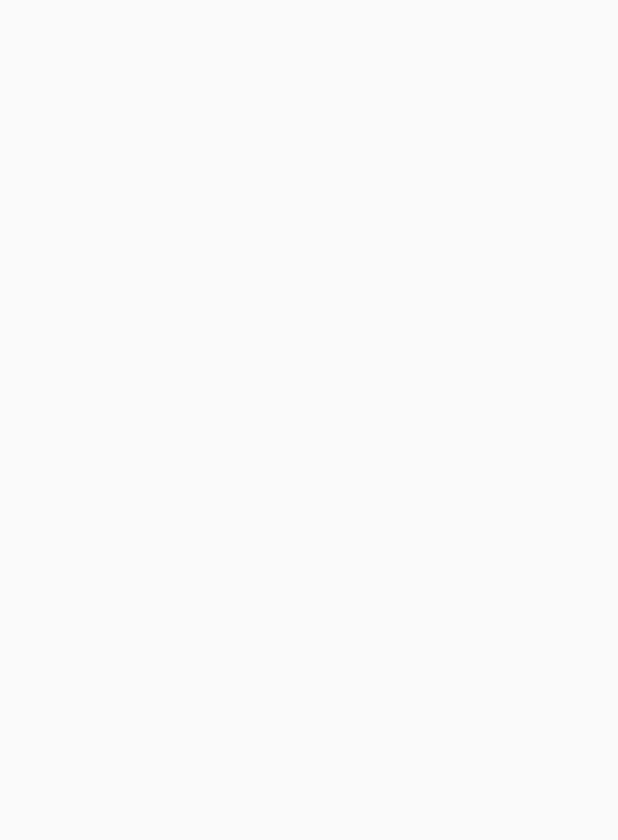
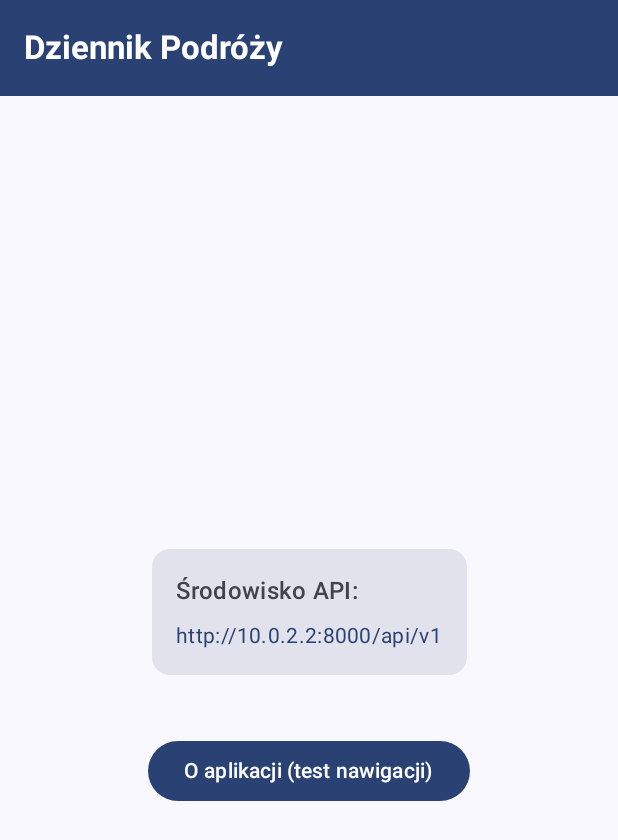
Before and after one commit to TomaszG90/dziennik, an Android app built with Jetpack Compose: the screen it shows after launch (MainActivity), on a phone screen of 412 x 824 dp. Before the commit the part shown is empty. Shown: the top 840 px of the screen. Run offline under Robolectric (Android 15) with nearby library versions, the phone set to English and light mode, and no system bars.

Commit message:
PR-55 feat(android): implement Android application foundation (#167)
* feat(android): configure Android foundation

* feat(android): implement PR-55 app foundation, compose navigation, theme and CI

* fix:ko0nfigutracja pamieci dla procesu Gradle

---------

Co-authored-by: Tomasz Gajda <tomasz.gajda@studenci.collegiumwitelona.pl>

```diff
--- a/mobile/app/src/main/java/pl/dziennikpodrozy/mobile/MainActivity.kt
+++ b/mobile/app/src/main/java/pl/dziennikpodrozy/mobile/MainActivity.kt
@@ -3,14 +3,15 @@ package pl.dziennikpodrozy.mobile
 import android.os.Bundle
 import androidx.activity.ComponentActivity
 import androidx.activity.compose.setContent
-import androidx.compose.material3.MaterialTheme
+import pl.dziennikpodrozy.mobile.ui.navigation.AppNavGraph
+import pl.dziennikpodrozy.mobile.ui.theme.DziennikPodrozyTheme
 
 class MainActivity : ComponentActivity() {
     override fun onCreate(savedInstanceState: Bundle?) {
         super.onCreate(savedInstanceState)
         setContent {
-            MaterialTheme {
-                // Empty host for the first feature screen.
+            DziennikPodrozyTheme {
+                AppNavGraph()
             }
         }
     }
--- /dev/null
+++ b/mobile/app/src/main/java/pl/dziennikpodrozy/mobile/data/config/ApiConfig.kt
@@ -0,0 +1,7 @@
+package pl.dziennikpodrozy.mobile.data.config
+
+import pl.dziennikpodrozy.mobile.BuildConfig
+
+data class ApiConfig(
+    val baseUrl: String = BuildConfig.API_BASE_URL
+)
--- /dev/null
+++ b/mobile/app/src/main/java/pl/dziennikpodrozy/mobile/ui/home/HomeScreen.kt
@@ -0,0 +1,82 @@
+package pl.dziennikpodrozy.mobile.ui.home
+
+import androidx.compose.foundation.layout.Arrangement
+import androidx.compose.foundation.layout.Column
+import androidx.compose.foundation.layout.Spacer
+import androidx.compose.foundation.layout.fillMaxSize
+import androidx.compose.foundation.layout.height
+import androidx.compose.foundation.layout.padding
+import androidx.compose.material3.Button
+import androidx.compose.material3.Card
+import androidx.compose.material3.CardDefaults
+import androidx.compose.material3.ExperimentalMaterial3Api
+import androidx.compose.material3.MaterialTheme
+import androidx.compose.material3.Scaffold
+import androidx.compose.material3.Text
+import androidx.compose.material3.TopAppBar
+import androidx.compose.material3.TopAppBarDefaults
+import androidx.compose.runtime.Composable
+import androidx.compose.runtime.getValue
+import androidx.compose.ui.Alignment
+import androidx.compose.ui.Modifier
+import androidx.compose.ui.unit.dp
+import androidx.lifecycle.compose.collectAsStateWithLifecycle
+
+@OptIn(ExperimentalMaterial3Api::class)
+@Composable
+fun HomeScreen(
+    viewModel: HomeViewModel,
+    onNavigateToAbout: () -> Unit,
+    modifier: Modifier = Modifier
+) {
+    val uiState by viewModel.uiState.collectAsStateWithLifecycle()
+
+    Scaffold(
+        topBar = {
+            TopAppBar(
+                title = { Text(uiState.appName) },
+                colors = TopAppBarDefaults.topAppBarColors(
+                    containerColor = MaterialTheme.colorScheme.primary,
+                    titleContentColor = MaterialTheme.colorScheme.onPrimary
+                )
+            )
+        },
+        modifier = modifier
+    ) { innerPadding ->
+        Column(
+            modifier = Modifier
+                .fillMaxSize()
+                .padding(innerPadding)
+                .padding(24.dp),
+            verticalArrangement = Arrangement.Center,
+            horizontalAlignment = Alignment.CenterHorizontally
+        ) {
+            Card(
+                colors = CardDefaults.cardColors(
+                    containerColor = MaterialTheme.colorScheme.surfaceVariant
+                ),
+                modifier = Modifier.padding(16.dp)
+            ) {
+                Column(modifier = Modifier.padding(16.dp)) {
+                    Text(
+                        text = "Środowisko API:",
+                        style = MaterialTheme.typography.titleMedium,
+                        color = MaterialTheme.colorScheme.onSurfaceVariant
+                    )
+                    Spacer(modifier = Modifier.height(8.dp))
+                    Text(
+                        text = uiState.apiBaseUrl,
+                        style = MaterialTheme.typography.bodyMedium,
+                        color = MaterialTheme.colorScheme.primary
+                    )
+                }
+            }
+
+            Spacer(modifier = Modifier.height(24.dp))
+
+            Button(onClick = onNavigateToAbout) {
+                Text(text = "O aplikacji (test nawigacji)")
+            }
+        }
+    }
+}
--- /dev/null
+++ b/mobile/app/src/main/java/pl/dziennikpodrozy/mobile/ui/home/HomeViewModel.kt
@@ -0,0 +1,22 @@
+package pl.dziennikpodrozy.mobile.ui.home
+
+import androidx.lifecycle.ViewModel
+import kotlinx.coroutines.flow.MutableStateFlow
+import kotlinx.coroutines.flow.StateFlow
+import kotlinx.coroutines.flow.asStateFlow
+import pl.dziennikpodrozy.mobile.data.config.ApiConfig
+
+data class HomeUiState(
+    val appName: String = "Dziennik Podróży",
+    val apiBaseUrl: String = "",
+    val isReady: Boolean = true
+)
+
+class HomeViewModel(
+    private val apiConfig: ApiConfig = ApiConfig()
+) : ViewModel() {
+    private val _uiState = MutableStateFlow(
+        HomeUiState(apiBaseUrl = apiConfig.baseUrl)
+    )
+    val uiState: StateFlow<HomeUiState> = _uiState.asStateFlow()
+}
--- /dev/null
+++ b/mobile/app/src/main/java/pl/dziennikpodrozy/mobile/ui/navigation/AppNavGraph.kt
@@ -0,0 +1,106 @@
+package pl.dziennikpodrozy.mobile.ui.navigation
+
+import androidx.compose.foundation.layout.Arrangement
+import androidx.compose.foundation.layout.Column
+import androidx.compose.foundation.layout.Spacer
+import androidx.compose.foundation.layout.fillMaxSize
+import androidx.compose.foundation.layout.height
+import androidx.compose.foundation.layout.padding
+import androidx.compose.material3.Button
+import androidx.compose.material3.ExperimentalMaterial3Api
+import androidx.compose.material3.MaterialTheme
+import androidx.compose.material3.Scaffold
+import androidx.compose.material3.Text
+import androidx.compose.material3.TextButton
+import androidx.compose.material3.TopAppBar
+import androidx.compose.material3.TopAppBarDefaults
+import androidx.compose.runtime.Composable
+import androidx.compose.ui.Alignment
+import androidx.compose.ui.Modifier
+import androidx.compose.ui.unit.dp
+import androidx.lifecycle.viewmodel.compose.viewModel
+import androidx.navigation.NavHostController
+import androidx.navigation.compose.NavHost
+import androidx.navigation.compose.composable
+import androidx.navigation.compose.rememberNavController
+import pl.dziennikpodrozy.mobile.ui.home.HomeScreen
+import pl.dziennikpodrozy.mobile.ui.home.HomeViewModel
+
+sealed class Screen(val route: String) {
+    data object Home : Screen("home")
+    data object About : Screen("about")
+}
+
+@Composable
+fun AppNavGraph(
+    navController: NavHostController = rememberNavController()
+) {
+    NavHost(
+        navController = navController,
+        startDestination = Screen.Home.route
+    ) {
+        composable(Screen.Home.route) {
+            val viewModel: HomeViewModel = viewModel()
+            HomeScreen(
+                viewModel = viewModel,
+                onNavigateToAbout = { navController.navigate(Screen.About.route) }
+            )
+        }
+        composable(Screen.About.route) {
+            AboutScreen(
+                onNavigateBack = { navController.popBackStack() }
+            )
+        }
+    }
+}
+
+@OptIn(ExperimentalMaterial3Api::class)
+@Composable
+fun AboutScreen(
+    onNavigateBack: () -> Unit,
+    modifier: Modifier = Modifier
+) {
+    Scaffold(
+        topBar = {
+            TopAppBar(
+                title = { Text("O aplikacji") },
+                navigationIcon = {
+                    TextButton(onClick = onNavigateBack) {
+                        Text(
+                            text = "← Wstecz",
+                            color = MaterialTheme.colorScheme.onPrimary
+                        )
+                    }
+                },
+                colors = TopAppBarDefaults.topAppBarColors(
+                    containerColor = MaterialTheme.colorScheme.primary,
+                    titleContentColor = MaterialTheme.colorScheme.onPrimary
+                )
+            )
+        },
+        modifier = modifier
+    ) { innerPadding ->
+        Column(
+            modifier = Modifier
+                .fillMaxSize()
+                .padding(innerPadding)
+                .padding(24.dp),
+            verticalArrangement = Arrangement.Center,
+            horizontalAlignment = Alignment.CenterHorizontally
+        ) {
+            Text(
+                text = "Dziennik Podróży — Android",
+                style = MaterialTheme.typography.titleLarge
+            )
+            Spacer(modifier = Modifier.height(12.dp))
+            Text(
+                text = "Fundament aplikacji Jetpack Compose z Navigation i Material 3.",
+                style = MaterialTheme.typography.bodyLarge
+            )
+            Spacer(modifier = Modifier.height(24.dp))
+            Button(onClick = onNavigateBack) {
+                Text(text = "Wróć do ekranu głównego")
+            }
+        }
+    }
+}
--- /dev/null
+++ b/mobile/app/src/main/java/pl/dziennikpodrozy/mobile/ui/theme/Color.kt
@@ -0,0 +1,14 @@
+package pl.dziennikpodrozy.mobile.ui.theme
+
+import androidx.compose.ui.graphics.Color
+
+val PrimaryBlue = Color(0xFF1976D2)
+val PrimaryBlueDark = Color(0xFF0D47A1)
+val SecondaryTeal = Color(0xFF009688)
+val BackgroundLight = Color(0xFFF8F9FA)
+val SurfaceLight = Color(0xFFFFFFFF)
+
+val PrimaryBlueDarkTheme = Color(0xFF90CAF9)
+val SecondaryTealDarkTheme = Color(0xFF80CBC4)
+val BackgroundDark = Color(0xFF121212)
+val SurfaceDark = Color(0xFF1E1E1E)
--- /dev/null
+++ b/mobile/app/src/main/java/pl/dziennikpodrozy/mobile/ui/theme/Theme.kt
@@ -0,0 +1,47 @@
+package pl.dziennikpodrozy.mobile.ui.theme
+
+import android.os.Build
+import androidx.compose.foundation.isSystemInDarkTheme
+import androidx.compose.material3.MaterialTheme
+import androidx.compose.material3.darkColorScheme
+import androidx.compose.material3.dynamicDarkColorScheme
+import androidx.compose.material3.dynamicLightColorScheme
+import androidx.compose.material3.lightColorScheme
+import androidx.compose.runtime.Composable
+import androidx.compose.ui.platform.LocalContext
+
+private val DarkColorScheme = darkColorScheme(
+    primary = PrimaryBlueDarkTheme,
+    secondary = SecondaryTealDarkTheme,
+    background = BackgroundDark,
+    surface = SurfaceDark
+)
+
+private val LightColorScheme = lightColorScheme(
+    primary = PrimaryBlue,
+    secondary = SecondaryTeal,
+    background = BackgroundLight,
+    surface = SurfaceLight
+)
+
+@Composable
+fun DziennikPodrozyTheme(
+    darkTheme: Boolean = isSystemInDarkTheme(),
+    dynamicColor: Boolean = true,
+    content: @Composable () -> Unit
+) {
+    val colorScheme = when {
+        dynamicColor && Build.VERSION.SDK_INT >= Build.VERSION_CODES.S -> {
+            val context = LocalContext.current
+            if (darkTheme) dynamicDarkColorScheme(context) else dynamicLightColorScheme(context)
+        }
+        darkTheme -> DarkColorScheme
+        else -> LightColorScheme
+    }
+
+    MaterialTheme(
+        colorScheme = colorScheme,
+        typography = Typography,
+        content = content
+    )
+}
--- /dev/null
+++ b/mobile/app/src/main/java/pl/dziennikpodrozy/mobile/ui/theme/Type.kt
@@ -0,0 +1,31 @@
+package pl.dziennikpodrozy.mobile.ui.theme
+
+import androidx.compose.material3.Typography
+import androidx.compose.ui.text.TextStyle
+import androidx.compose.ui.text.font.FontFamily
+import androidx.compose.ui.text.font.FontWeight
+import androidx.compose.ui.unit.sp
+
+val Typography = Typography(
+    bodyLarge = TextStyle(
+        fontFamily = FontFamily.Default,
+        fontWeight = FontWeight.Normal,
+        fontSize = 16.sp,
+        lineHeight = 24.sp,
+        letterSpacing = 0.5.sp
+    ),
+    titleLarge = TextStyle(
+        fontFamily = FontFamily.Default,
+        fontWeight = FontWeight.Bold,
+        fontSize = 22.sp,
+        lineHeight = 28.sp,
+        letterSpacing = 0.sp
+    ),
+    labelSmall = TextStyle(
+        fontFamily = FontFamily.Default,
+        fontWeight = FontWeight.Medium,
+        fontSize = 11.sp,
+        lineHeight = 16.sp,
+        letterSpacing = 0.5.sp
+    )
+)
--- a/mobile/gradle.properties
+++ b/mobile/gradle.properties
@@ -1,2 +1,2 @@
 android.useAndroidX=true
-org.gradle.jvmargs=-Xmx2g -XX:MaxMetaspaceSize=512m -XX:+HeapDumpOnOutOfMemoryError -Dfile.encoding=UTF-8
+org.gradle.jvmargs=-Xmx2048m -XX:MaxMetaspaceSize=512m -XX:+HeapDumpOnOutOfMemoryError -Dfile.encoding=UTF-8
```
Also changed, not shown: mobile/app/build.gradle.kts (+12 -0 lines), mobile/gradle/libs.versions.toml (+7 -0 lines), 9 other files.
